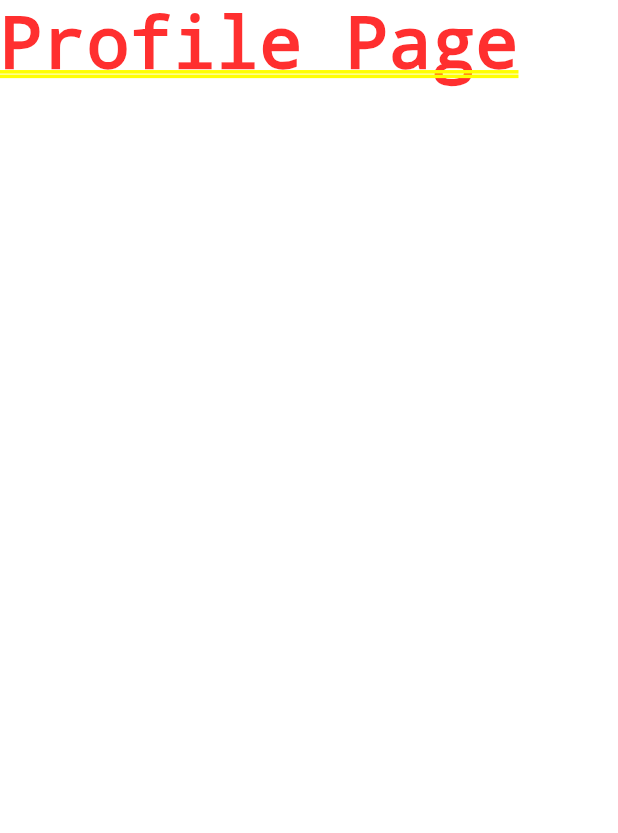
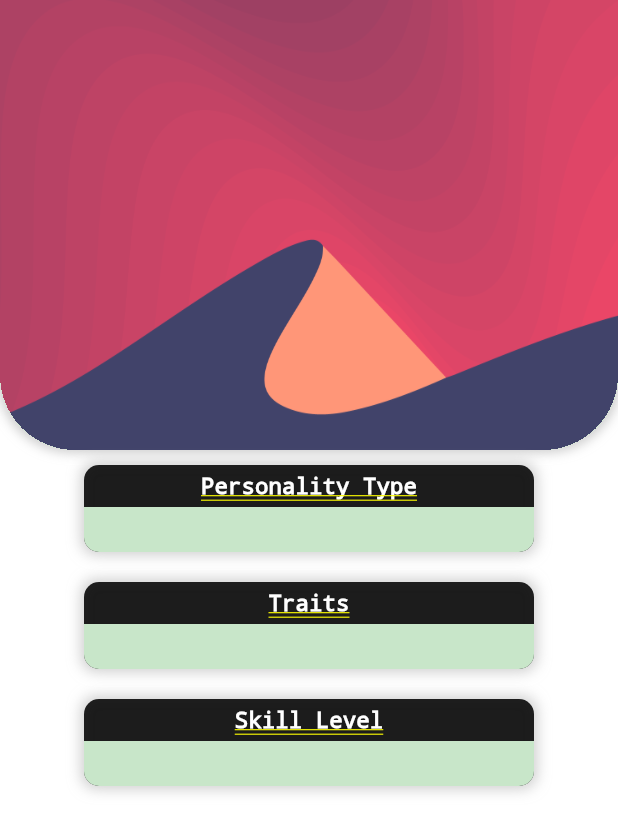
Before and after one commit to C-k-87/g4c, a Flutter app: the screen it shows after launch, on a phone screen of 412 x 824 dp. Shown: the top 833 px of the screen. Run offline on Flutter 3.47's test engine with Material 3 defaults, Android fonts, the phone set to English and light mode, and no system bars.

Commit message:
modified:   lib/profile_page.dart

```diff
--- a/lib/profile_page.dart
+++ b/lib/profile_page.dart
@@ -1,10 +1,42 @@
 import 'package:flutter/material.dart';
+import 'package:g4c/asset_widgets.dart';
 
 class ProfilePage extends StatelessWidget {
+  final double fontsize = 15.0;
+
   const ProfilePage({super.key});
 
   @override
   Widget build(BuildContext context) {
-    return const Text('Profile Page');
+    return ListView(
+      children: [
+        Column(
+          children: [
+            const TopCard(
+              content: Image(
+                fit: BoxFit.fill,
+                image: AssetImage('asset_lib/images/back.png'),
+              ),
+              color: Color.fromARGB(255, 195, 255, 195),
+            ),
+            CardWidget(
+              content: Container(),
+              title: 'Personality Type',
+              fontsize: fontsize,
+            ),
+            CardWidget(
+              content: Container(),
+              title: 'Traits',
+              fontsize: fontsize,
+            ),
+            CardWidget(
+              content: Container(),
+              title: 'Skill Level',
+              fontsize: fontsize,
+            ),
+          ],
+        ),
+      ],
+    );
   }
 }
```
